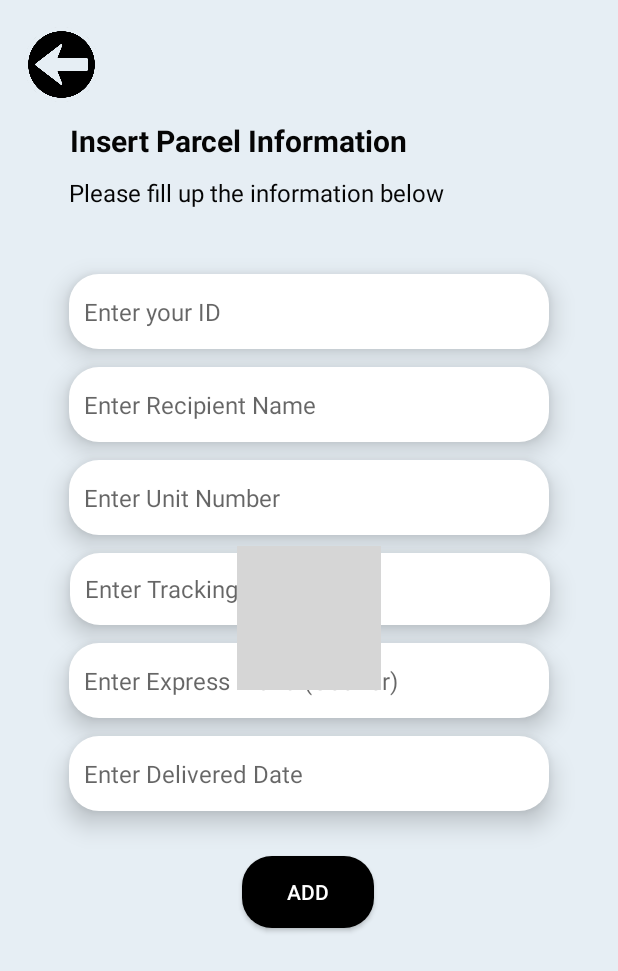
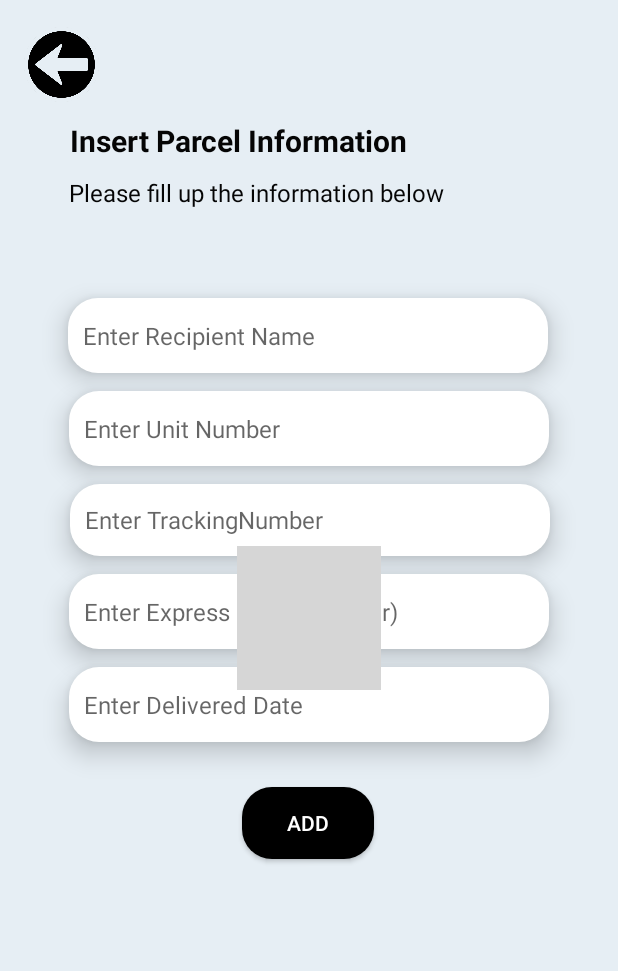
Before and after one commit to keroshurou/CondoAppMAD, an Android app: the screen it shows after launch (ParcelAdd), after a tap on "Insert Parcel Detail", on a phone screen of 412 x 824 dp. Shown: the top 971 px of the screen. Run offline under Robolectric (Android 15) with nearby library versions, the phone set to English and light mode, and no system bars; our stand-ins replace Volley; Roboto replaces fonts that are not available here; grey boxes are pictures that could not be loaded.

Commit message:
Remove managementID

```diff
--- a/app/src/main/java/hajarshaufi/parcel/DetailParcel.java
+++ b/app/src/main/java/hajarshaufi/parcel/DetailParcel.java
@@ -27,7 +27,8 @@ public class DetailParcel extends AppCompatActivity {
         txtDeliveredDate = findViewById(R.id.txtDeliveredDate);
         txtCollectStatus = findViewById(R.id.txtCollectStatus);
         txtCollectedDate = findViewById(R.id.txtCollectedDate);
-        btnBack = (ImageButton)findViewById(R.id.btnBack);
+
+        btnBack = findViewById(R.id.btnBack);
 
         //Intent to Facilities List
         btnBack = (ImageButton) findViewById(R.id.btnBack);
--- a/app/src/main/java/hajarshaufi/parcel/ParcelAdd.java
+++ b/app/src/main/java/hajarshaufi/parcel/ParcelAdd.java
@@ -33,18 +33,18 @@ import java.util.Map;
 public class ParcelAdd extends AppCompatActivity {
 
     //Declare EditText & Button
-    private EditText managementIDEdt, collectorNameEdt, parcelUnitEdt, expressBrandEdt, trackingNumberEdt,
-            deliveredDateEdt, collectStatusEdt, collectedDateEdt;
+    private EditText collectorNameEdt, parcelUnitEdt, expressBrandEdt, trackingNumberEdt,
+            deliveredDateEdt;
 
     Button submitAddParcel;
     ImageButton btnBack;
+
     private String collectorName, parcelUnit, expressBrand, trackingNumber,
-            deliveredDate, collectStatus, collectedDate;
-    private int managementID;
+            deliveredDate, collectStatus;
+
     private DatePickerDialog datePicker;
 
     String availableStatus = "Available";
-    //String noDate = "Null";
 
     @Override
     protected void onCreate(Bundle savedInstanceState) {
@@ -52,14 +52,12 @@ public class ParcelAdd extends AppCompatActivity {
         setContentView(R.layout.activity_parcel_add);
 
         //Get all IDs
-        managementIDEdt = findViewById(R.id.edtMangID);
         collectorNameEdt = findViewById(R.id.edtCollectorName);
         parcelUnitEdt = findViewById(R.id.edtUnitNumber);
         expressBrandEdt = findViewById(R.id.edtExpressBrand);
         trackingNumberEdt = findViewById(R.id.edtTrackingNumber);
         deliveredDateEdt = findViewById(R.id.edtDeliveredDate);
-        /**collectStatusEdt = findViewById(R.id.edtCollectStatus);
-        collectedDateEdt = findViewById(R.id.edtCollectedDate);**/
+
         submitAddParcel = findViewById(R.id.addBtn);
         btnBack = findViewById(R.id.btnBack);
 
@@ -119,16 +117,12 @@ public class ParcelAdd extends AppCompatActivity {
 
     public void getParcel(){
 
-        managementID = Integer.parseInt(managementIDEdt.getText().toString());
         collectorName = collectorNameEdt.getText().toString();
         parcelUnit = parcelUnitEdt.getText().toString();
         expressBrand = expressBrandEdt.getText().toString();
         trackingNumber = trackingNumberEdt.getText().toString();
         deliveredDate = deliveredDateEdt.getText().toString();
         collectStatus = availableStatus;
-        //collectedDate = noDate;
-        /**collectStatus = collectStatusEdt.getText().toString();
-        collectedDate = collectedDateEdt.getText().toString();**/
 
         if (TextUtils.isEmpty(collectorName)){
             collectorNameEdt.setError("Please enter Collector Name");
@@ -140,22 +134,18 @@ public class ParcelAdd extends AppCompatActivity {
             trackingNumberEdt.setError("Please enter Tracking Number");
         } else if(TextUtils.isEmpty(deliveredDate)) {
             deliveredDateEdt.setError("Please enter Delivered Date");
-        } /**else if(TextUtils.isEmpty(collectStatus)) {
-            collectStatusEdt.setError("Please enter Collect Status");
-        } else if(TextUtils.isEmpty(collectedDate)) {
-            collectedDateEdt.setError("Please enter Collected Date");
-        } **/else {
-            addDataToDatabase(Integer.parseInt(String.valueOf(managementID)), collectorName, parcelUnit, expressBrand, trackingNumber,
+        } else {
+            addDataToDatabase(collectorName, parcelUnit, expressBrand, trackingNumber,
                     deliveredDate, collectStatus);
         }
     }
 
-    private void addDataToDatabase(int managementID, String collectorName, String parcelUnit, String expressBrand,
+    private void addDataToDatabase(String collectorName, String parcelUnit, String expressBrand,
                                    String trackingNumber, String deliveredDate,
                                    String collectStatus) {
 
         // url to post our data
-        String url = "http://10.131.77.103/condoapp/addParcel.php";
+        String url = "http://192.168.43.225/condoapp/insertParcel.php";
 
         // creating a new variable for our request queue
         RequestQueue queue = Volley.newRequestQueue(ParcelAdd.this);
@@ -176,14 +166,11 @@ public class ParcelAdd extends AppCompatActivity {
                     e.printStackTrace();
                 }
                 // and setting data to edit text as empty
-                managementIDEdt.setText("");
                 collectorNameEdt.setText("");
                 parcelUnitEdt.setText("");
                 expressBrandEdt.setText("");
                 trackingNumberEdt.setText("");
                 deliveredDateEdt.setText("");
-                //collectStatusEdt.setText("");
-                //collectedDateEdt.setText("");
             }
         }, new com.android.volley.Response.ErrorListener() {
             @Override
@@ -207,14 +194,12 @@ public class ParcelAdd extends AppCompatActivity {
 
                 // on below line we are passing our
                 // key and value pair to our parameters.
-                params.put("managementID", String.valueOf(managementID));
                 params.put("collectorName", collectorName);
                 params.put("parcelUnit", parcelUnit);
                 params.put("expressBrand", expressBrand);
                 params.put("trackingNumber", trackingNumber);
                 params.put("deliveredDate", deliveredDate);
                 params.put("collectStatus", collectStatus);
-                //params.put("collectedDate", collectedDate);
 
                 // at last we are returning our params.
                 return params;
--- a/app/src/main/java/hajarshaufi/parcel/ParcelAddSuccess.java
+++ b/app/src/main/java/hajarshaufi/parcel/ParcelAddSuccess.java
@@ -33,7 +33,7 @@ public class ParcelAddSuccess extends AppCompatActivity {
         btnView.setOnClickListener(new View.OnClickListener() {
             @Override
             public void onClick(View view) {
-                Intent intentAnother = new Intent(ParcelAddSuccess.this, ParcelAdd.class);
+                Intent intentAnother = new Intent(ParcelAddSuccess.this, ParcelListView.class);
                 startActivity(intentAnother);
             }
         });
--- a/app/src/main/java/hajarshaufi/parcel/ParcelManagementMain.java
+++ b/app/src/main/java/hajarshaufi/parcel/ParcelManagementMain.java
@@ -17,7 +17,6 @@ public class ParcelManagementMain extends AppCompatActivity {
         setContentView(R.layout.activity_parcel_management_main);
 
         insertParcelBtn = findViewById(R.id.insertParcelBtn);
-        editParcelBtn = findViewById(R.id.edtParcelBtn);
         parcelReportBtn = findViewById(R.id.parcelReportBtn);
 
         //intent to insert parcel
@@ -26,15 +25,6 @@ public class ParcelManagementMain extends AppCompatActivity {
             public void onClick(View view) {
                 Intent intentParcel = new Intent(ParcelManagementMain.this, ParcelAdd.class);
                 startActivity(intentParcel);
-            }
-        });
-
-        //intent to edit parcel
-        editParcelBtn.setOnClickListener(new View.OnClickListener() {
-            @Override
-            public void onClick(View view) {
-                Intent intentEditParcel = new Intent(ParcelManagementMain.this, ParcelAdd.class);
-                startActivity(intentEditParcel);
             }
         });
 
--- a/app/src/main/res/layout/activity_parcel_add.xml
+++ b/app/src/main/res/layout/activity_parcel_add.xml
@@ -49,22 +49,6 @@
         app:layout_constraintStart_toStartOf="parent"
         app:layout_constraintTop_toBottomOf="@+id/insParcelPage" />
 
-    <EditText
-        android:id="@+id/edtCollectorName"
-        android:layout_width="320dp"
-        android:layout_height="50dp"
-        android:layout_marginTop="12dp"
-        android:background="@drawable/white_column"
-        android:elevation="10dp"
-        android:ems="10"
-        android:hint="@string/insCollectorName"
-        android:inputType="textPersonName"
-        android:padding="10dp"
-        android:textSize="16sp"
-        app:layout_constraintEnd_toEndOf="parent"
-        app:layout_constraintStart_toStartOf="parent"
-        app:layout_constraintTop_toBottomOf="@+id/edtMangID" />
-
     <!--
     <EditText
         android:id="@+id/edtCollectStatus"
@@ -93,6 +77,23 @@
         app:layout_constraintStart_toStartOf="parent"
         app:layout_constraintTop_toBottomOf="@+id/edtCollectStatus" />
 -->
+
+    <EditText
+        android:id="@+id/edtCollectorName"
+        android:layout_width="320dp"
+        android:layout_height="50dp"
+        android:layout_marginTop="56dp"
+        android:background="@drawable/white_column"
+        android:elevation="10dp"
+        android:ems="10"
+        android:hint="@string/insCollectorName"
+        android:inputType="textPersonName"
+        android:padding="10dp"
+        android:textSize="16sp"
+        app:layout_constraintEnd_toEndOf="parent"
+        app:layout_constraintHorizontal_bias="0.494"
+        app:layout_constraintStart_toStartOf="parent"
+        app:layout_constraintTop_toBottomOf="@+id/insParcelPage2" />
 
     <EditText
         android:id="@+id/edtUnitNumber"
@@ -174,21 +175,6 @@
         app:layout_constraintTop_toBottomOf="@+id/edtDeliveredDate"
         app:layout_constraintVertical_bias="0.0" />
 
-    <EditText
-        android:id="@+id/edtMangID"
-        android:layout_width="320dp"
-        android:layout_height="50dp"
-        android:layout_marginTop="40dp"
-        android:background="@drawable/white_column"
-        android:elevation="10dp"
-        android:ems="10"
-        android:hint="@string/managementID"
-        android:inputType="number"
-        android:padding="10dp"
-        android:textSize="16sp"
-        app:layout_constraintEnd_toEndOf="parent"
-        app:layout_constraintStart_toStartOf="parent"
-        app:layout_constraintTop_toBottomOf="@+id/insParcelPage2" />
 
     <ImageButton
         android:id="@+id/btnBack"
```
Also changed, not shown: app/src/main/java/hajarshaufi/parcel/EditParcelDetails.java (+8 -11 lines), app/src/main/java/hajarshaufi/parcel/Parcel.java (+1 -11 lines), app/src/main/java/hajarshaufi/parcel/ParcelListView.java (+2 -40 lines), app/src/main/res/layout/activity_edit_parcel_details.xml (+13 -23 lines), app/src/main/res/layout/activity_parcel_management_main.xml (+51 -33 lines), app/src/main/res/drawable-v24/parcel_collection.png (added).
